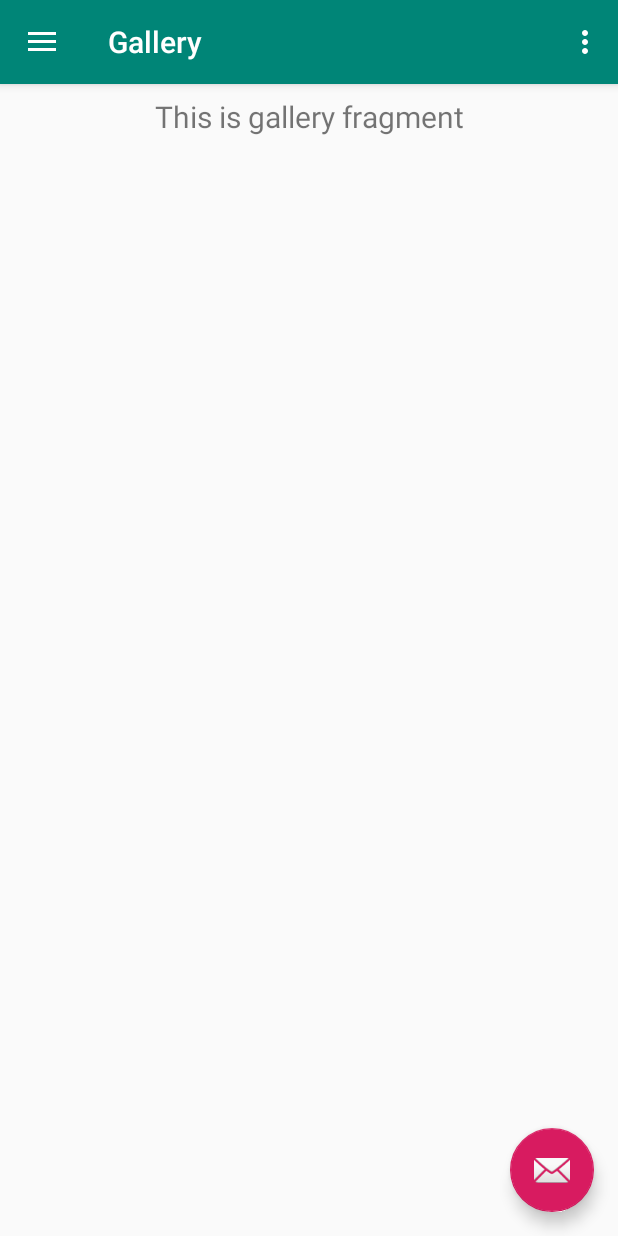
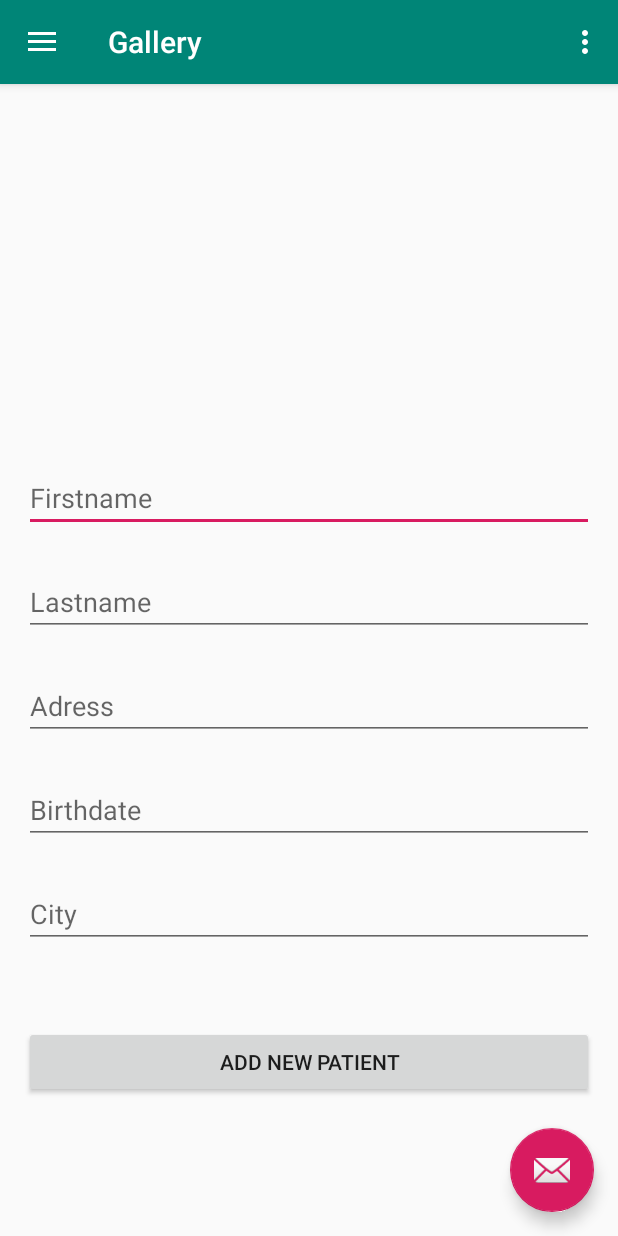
Before and after one commit to alexgrb/PatientIndex, an Android app: the screen it shows after launch (MainActivity), in the side drawer, after a tap on "Gallery", on a phone screen of 412 x 824 dp. Run offline under Robolectric (Android 15) with nearby library versions, the phone set to English and light mode, and no system bars; our stand-ins replace navigation-ui.

Commit message:
Premier commit pour une nouvelle vie

```diff
--- a/app/src/main/java/ch/hevs/alexpira/ui/gallery/GalleryFragment.java
+++ b/app/src/main/java/ch/hevs/alexpira/ui/gallery/GalleryFragment.java
@@ -14,6 +14,7 @@ import androidx.lifecycle.ViewModelProviders;
 
 import ch.hevs.alexpira.R;
 
+
 public class GalleryFragment extends Fragment {
 
     private GalleryViewModel galleryViewModel;
@@ -23,11 +24,11 @@ public class GalleryFragment extends Fragment {
         galleryViewModel =
                 ViewModelProviders.of(this).get(GalleryViewModel.class);
         View root = inflater.inflate(R.layout.fragment_gallery, container, false);
-        final TextView textView = root.findViewById(R.id.text_gallery);
+        //final TextView textView = root.findViewById(R.id.text_gallery);
         galleryViewModel.getText().observe(this, new Observer<String>() {
             @Override
             public void onChanged(@Nullable String s) {
-                textView.setText(s);
+              //  textView.setText(s);
             }
         });
         return root;
--- a/app/src/main/java/ch/hevs/alexpira/ui/gallery/GalleryViewModel.java
+++ b/app/src/main/java/ch/hevs/alexpira/ui/gallery/GalleryViewModel.java
@@ -10,7 +10,7 @@ public class GalleryViewModel extends ViewModel {
 
     public GalleryViewModel() {
         mText = new MutableLiveData<>();
-        mText.setValue("This is gallery fragment");
+        mText.setValue("This is patient in fragment");
     }
 
     public LiveData<String> getText() {
--- a/app/src/main/res/layout/fragment_gallery.xml
+++ b/app/src/main/res/layout/fragment_gallery.xml
@@ -1,19 +1,75 @@
 <?xml version="1.0" encoding="utf-8"?>
 <androidx.constraintlayout.widget.ConstraintLayout xmlns:android="http://schemas.android.com/apk/res/android"
     xmlns:app="http://schemas.android.com/apk/res-auto"
+    xmlns:tools="http://schemas.android.com/tools"
     android:layout_width="match_parent"
-    android:layout_height="match_parent">
+    android:layout_height="match_parent"
+    android:orientation="vertical"
+    android:paddingLeft="16dp"
+    android:paddingRight="16dp"
+    android:layout_marginBottom="32dp">
 
-    <TextView
-        android:id="@+id/text_gallery"
+
+    <EditText
+        android:id="@+id/et_firstname"
         android:layout_width="match_parent"
         android:layout_height="wrap_content"
-        android:layout_marginStart="8dp"
-        android:layout_marginTop="8dp"
-        android:layout_marginEnd="8dp"
-        android:textAlignment="center"
-        android:textSize="20sp"
+        android:layout_marginBottom="24dp"
+        android:hint="@string/firstName"
+        app:layout_constraintBottom_toTopOf="@+id/et_lastname"
         app:layout_constraintEnd_toEndOf="parent"
-        app:layout_constraintStart_toStartOf="parent"
-        app:layout_constraintTop_toTopOf="parent" />
+        app:layout_constraintHorizontal_bias="1.0"
+        app:layout_constraintStart_toStartOf="parent" />
+
+    <EditText
+        android:id="@+id/et_lastname"
+        android:layout_width="match_parent"
+        android:layout_height="wrap_content"
+        android:layout_marginBottom="24dp"
+        android:hint="@string/lastName"
+        app:layout_constraintBottom_toTopOf="@+id/et_address"
+        app:layout_constraintEnd_toEndOf="parent"
+        app:layout_constraintStart_toStartOf="parent" />
+
+    <EditText
+        android:id="@+id/et_address"
+        android:layout_width="match_parent"
+        android:layout_height="wrap_content"
+        android:layout_marginBottom="24dp"
+        android:hint="@string/address"
+        app:layout_constraintBottom_toTopOf="@+id/et_birthdate"
+        app:layout_constraintEnd_toEndOf="parent"
+        app:layout_constraintStart_toStartOf="parent" />
+
+    <EditText
+        android:id="@+id/et_city"
+        android:layout_width="match_parent"
+        android:layout_height="wrap_content"
+        android:layout_marginBottom="52dp"
+        android:hint="@string/city"
+        app:layout_constraintBottom_toTopOf="@+id/btn_submit"
+        app:layout_constraintEnd_toEndOf="parent"
+        app:layout_constraintStart_toStartOf="parent" />
+
+    <EditText
+        android:id="@+id/et_birthdate"
+        android:layout_width="match_parent"
+        android:layout_height="wrap_content"
+        android:layout_marginBottom="24dp"
+        android:hint="@string/birthdate"
+        app:layout_constraintBottom_toTopOf="@+id/et_city"
+        app:layout_constraintEnd_toEndOf="parent"
+        app:layout_constraintStart_toStartOf="parent" />
+
+    <Button
+        android:id="@+id/btn_submit"
+        android:layout_width="match_parent"
+        android:layout_height="wrap_content"
+        android:layout_marginBottom="60dp"
+        android:text="@string/submitPatient"
+        app:layout_constraintBottom_toBottomOf="parent"
+        app:layout_constraintEnd_toEndOf="parent"
+        app:layout_constraintStart_toStartOf="parent" />
+
+
 </androidx.constraintlayout.widget.ConstraintLayout>
--- a/app/src/main/res/values/strings.xml
+++ b/app/src/main/res/values/strings.xml
@@ -7,10 +7,25 @@
     <string name="nav_header_desc">Navigation header</string>
     <string name="action_settings">Settings</string>
 
+    <!-- for the left menu -->
     <string name="menu_home">Home</string>
     <string name="menu_gallery">Gallery</string>
     <string name="menu_slideshow">Slideshow</string>
     <string name="menu_tools">Tools</string>
     <string name="menu_share">Share</string>
     <string name="menu_send">Send</string>
+
+    <!-- for the "Patient in" form -->
+    <string name="firstName">Firstname</string>
+    <string name="lastName">Lastname</string>
+    <string name="address">Adress</string>
+    <string name="city">City</string>
+    <string name="NPA">NPA</string>
+    <string name="birthdate">Birthdate</string>
+    <string name="submitPatient">Add new patient</string>
+    <string name="Patient">Patient</string>
+
+
+
+
 </resources>
```
